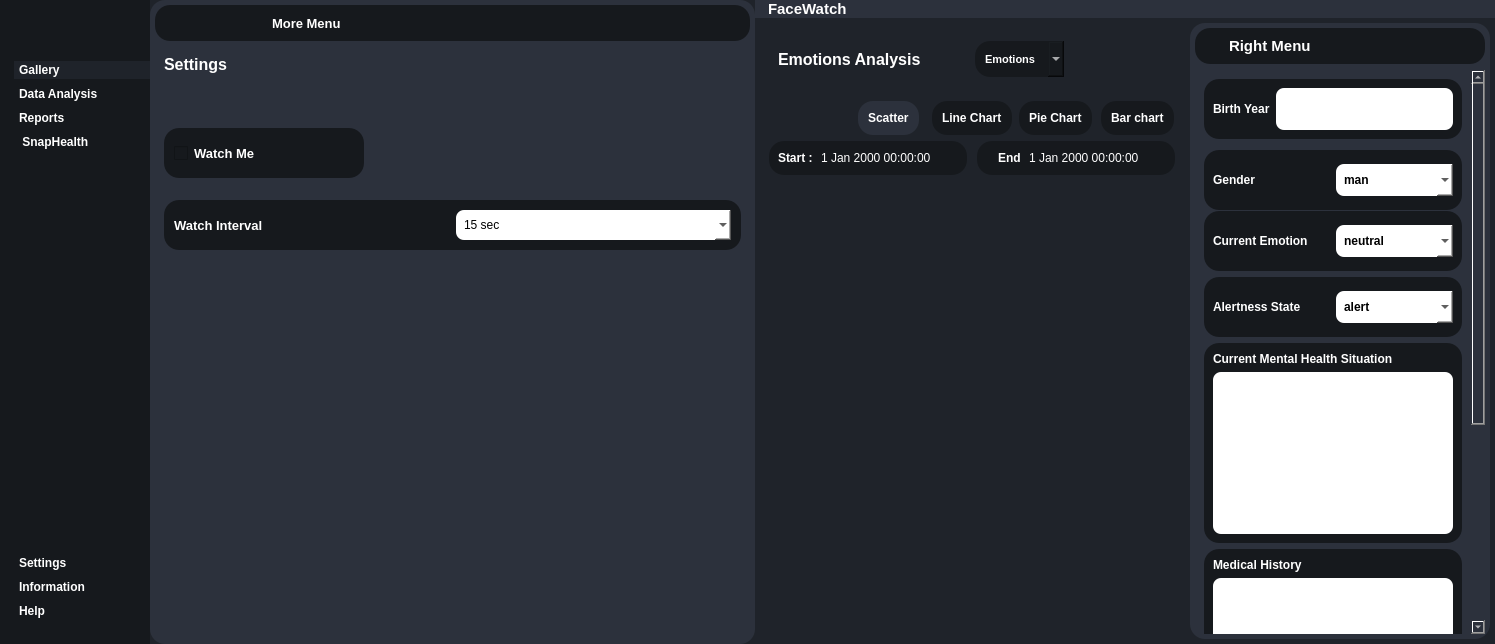
noureisawy/facewatchdesktop, file GUI/interface.ui: the form before one commit.
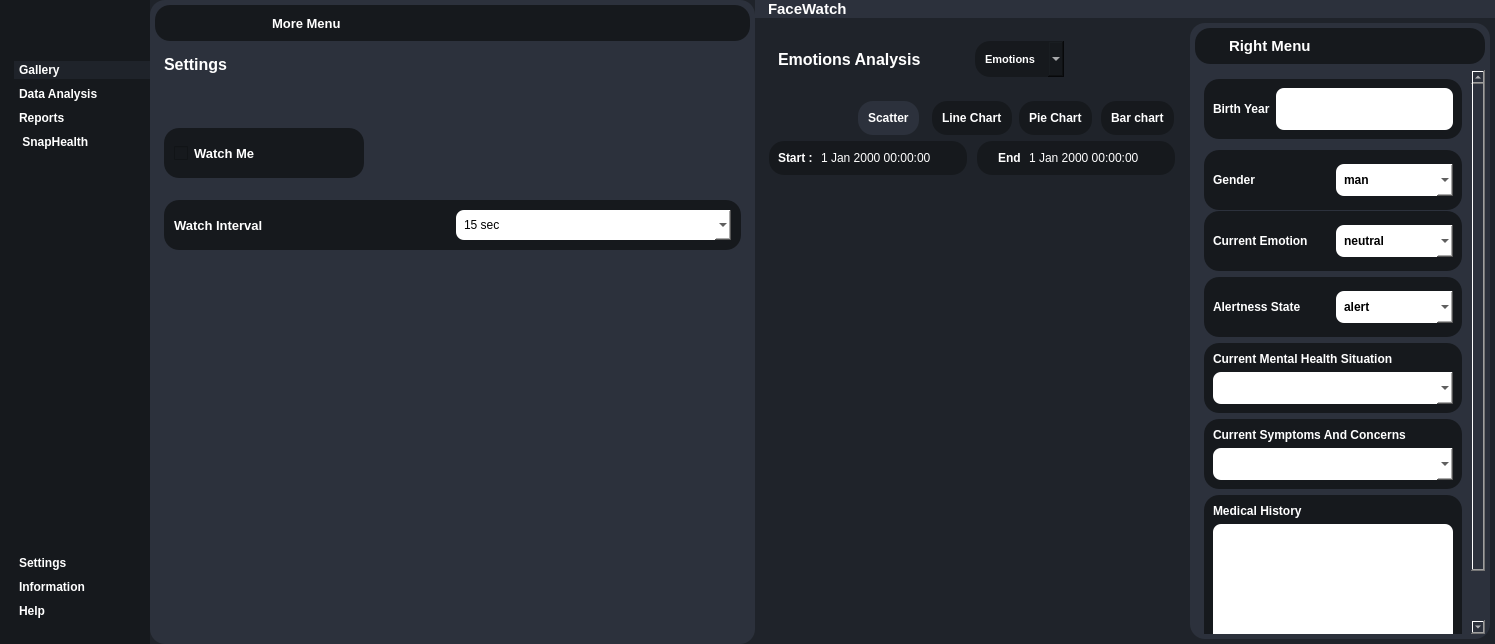
The form after the commit. The open tabs and pages were chosen to show the change. Icons and pictures are not drawn. Custom widgets are drawn as their Qt base class.

What changed in the file:
```diff
--- a/GUI/interface.ui
+++ b/GUI/interface.ui
@@ -2699,9 +2699,9 @@
                       <property name="geometry">
                        <rect>
                         <x>0</x>
-                        <y>0</y>
+                        <y>-120</y>
                         <width>269</width>
-                        <height>894</height>
+                        <height>642</height>
                        </rect>
                       </property>
                       <layout class="QVBoxLayout" name="verticalLayout_17">
@@ -2976,7 +2976,7 @@
                          <property name="minimumSize">
                           <size>
                            <width>0</width>
-                           <height>200</height>
+                           <height>0</height>
                           </size>
                          </property>
                          <property name="frameShape">
@@ -3000,7 +3000,7 @@
                            </widget>
                           </item>
                           <item>
-                           <widget class="QPlainTextEdit" name="currentMentalHealth">
+                           <widget class="QComboBox" name="currentMentalHealth">
                             <property name="font">
                              <font>
                               <weight>75</weight>
@@ -3011,54 +3011,8 @@
                              <string notr="true">background-color :white;
 color : black;
 padding : 8px;
-border-radius: 8px;</string>
-                            </property>
-                           </widget>
-                          </item>
-                         </layout>
-                        </widget>
-                       </item>
-                       <item>
-                        <widget class="QFrame" name="frame_19">
-                         <property name="minimumSize">
-                          <size>
-                           <width>0</width>
-                           <height>200</height>
-                          </size>
-                         </property>
-                         <property name="frameShape">
-                          <enum>QFrame::StyledPanel</enum>
-                         </property>
-                         <property name="frameShadow">
-                          <enum>QFrame::Raised</enum>
-                         </property>
-                         <layout class="QVBoxLayout" name="verticalLayout_22">
-                          <item>
-                           <widget class="QLabel" name="label_27">
-                            <property name="font">
-                             <font>
-                              <weight>75</weight>
-                              <bold>true</bold>
-                             </font>
-                            </property>
-                            <property name="text">
-                             <string>Medical History</string>
-                            </property>
-                           </widget>
-                          </item>
-                          <item>
-                           <widget class="QPlainTextEdit" name="medicalHistory">
-                            <property name="font">
-                             <font>
-                              <weight>75</weight>
-                              <bold>true</bold>
-                             </font>
-                            </property>
-                            <property name="styleSheet">
-                             <string notr="true">background-color :white;
-color : black;
-padding : 8px;
-border-radius: 8px;</string>
+border-radius: 8px;
+</string>
                             </property>
                            </widget>
                           </item>
@@ -3076,7 +3030,7 @@
                          <property name="minimumSize">
                           <size>
                            <width>0</width>
-                           <height>200</height>
+                           <height>0</height>
                           </size>
                          </property>
                          <property name="frameShape">
@@ -3100,7 +3054,55 @@
                            </widget>
                           </item>
                           <item>
-                           <widget class="QPlainTextEdit" name="currentSymptomsConcerns">
+                           <widget class="QComboBox" name="currentSymptomsConcerns">
+                            <property name="font">
+                             <font>
+                              <weight>75</weight>
+                              <bold>true</bold>
+                             </font>
+                            </property>
+                            <property name="styleSheet">
+                             <string notr="true">background-color :white;
+color : black;
+padding : 8px;
+border-radius: 8px;
+</string>
+                            </property>
+                           </widget>
+                          </item>
+                         </layout>
+                        </widget>
+                       </item>
+                       <item>
+                        <widget class="QFrame" name="frame_19">
+                         <property name="minimumSize">
+                          <size>
+                           <width>0</width>
+                           <height>200</height>
+                          </size>
+                         </property>
+                         <property name="frameShape">
+                          <enum>QFrame::StyledPanel</enum>
+                         </property>
+                         <property name="frameShadow">
+                          <enum>QFrame::Raised</enum>
+                         </property>
+                         <layout class="QVBoxLayout" name="verticalLayout_22">
+                          <item>
+                           <widget class="QLabel" name="label_27">
+                            <property name="font">
+                             <font>
+                              <weight>75</weight>
+                              <bold>true</bold>
+                             </font>
+                            </property>
+                            <property name="text">
+                             <string>Medical History</string>
+                            </property>
+                           </widget>
+                          </item>
+                          <item>
+                           <widget class="QPlainTextEdit" name="medicalHistory">
                             <property name="font">
                              <font>
                               <weight>75</weight>
```
Left out of the diff: 2 changed lines with no effect on the pictures.
